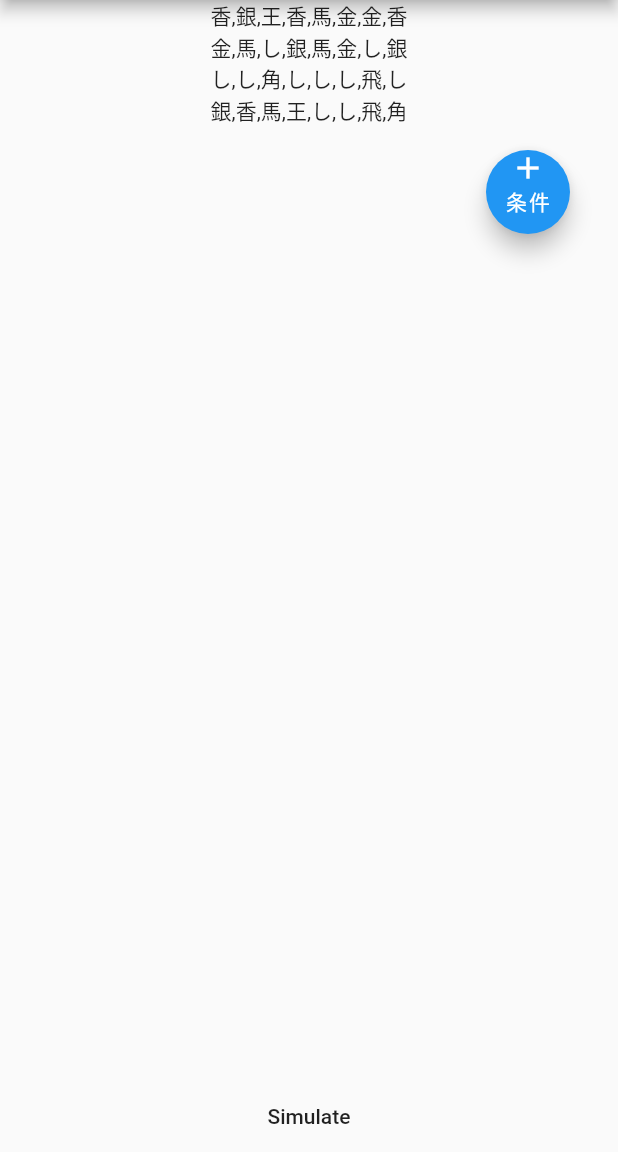
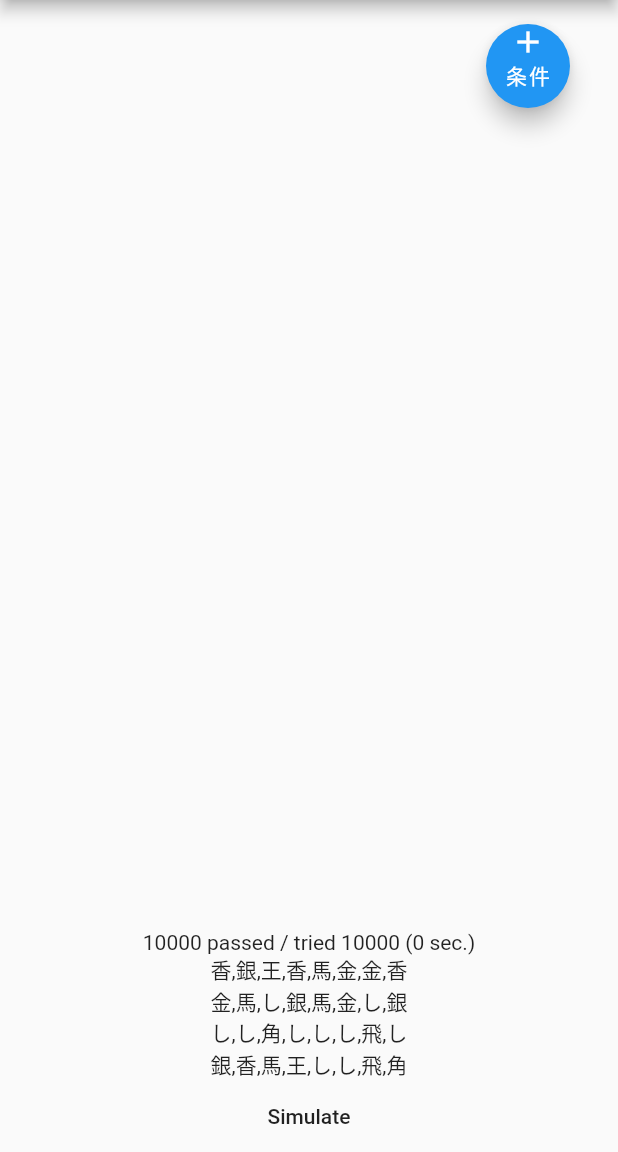
Before and after one commit to emaame/sim_goita, a Flutter app: the screen it shows after launch, after a tap on "Simulate", on a phone screen of 412 x 824 dp, the part 84-1236 px from its top. Run offline on Flutter 3.47's test engine with Material 2 defaults, Android fonts, the light colour scheme and no system bars; missing offline and left inert: flutter_web.

Commit message:
works correctly

```diff
--- a/flutter_app/lib/main.dart
+++ b/flutter_app/lib/main.dart
@@ -36,6 +36,9 @@ class RandomGoitaState extends State<RandomGoita> {
 
   var game = Game();
   List<Filter> _filters = [];
+  List<Game> _passed = [];
+  int trials = 10000;
+  String _resultText = "";
 
   GoitaHand getGoitaHand(idx) {
     var hand = game.yama.skip(idx * 8).take(8).toList();
@@ -60,7 +63,8 @@ class RandomGoitaState extends State<RandomGoita> {
             style: _biggerFont,
           ),
           trailing: FloatingActionButton(
-              heroTag: "addFilterBtn" + i.toString(), /* 個別のidが必要 */
+              heroTag: "addFilterBtn" + i.toString(),
+              /* 個別のidが必要 */
               onPressed: () async {
                 appendFilter(i);
               },
@@ -83,29 +87,35 @@ class RandomGoitaState extends State<RandomGoita> {
     });
   }
 
+  simulate() {
+    var list = Iterable.generate(trials, (i) => Game());
+    _filters.forEach((filter) => list = list.where(filter.testFunc));
+    return list.toList();
+  }
+
   @override
   Widget build(BuildContext context) {
     return Scaffold(
         appBar: AppBar(title: Text('Goita Simulator')),
         body: Column(children: [
+          new Expanded(child: buildListView()),
+          Container(
+            child: Text(_resultText),
+          ),
           ...List.generate(4, (idx) {
             /* ... は Dart 2.3 で導入された List を展開する記法 */
             return getGoitaHand(idx);
           }),
-          new Expanded(child: buildListView()),
-          /*
           FlatButton(
             onPressed: () async {
-              appendFilter(-1);
-            },
-            child: Text(
-              "Add Filter",
-            ),
-          ),
-          */
-          FlatButton(
-            onPressed: () {
-              setState(() {});
+              final now = DateTime.now();
+              final results = await simulate();
+              final time = DateTime.now().difference(now);
+              setState(() {
+                _passed = results;
+                _resultText =
+                    "${_passed.length} passed / tried ${trials} (${time.inSeconds} sec.)";
+              });
             },
             child: Text(
               "Simulate",
--- a/flutter_app/pubspec.yaml
+++ b/flutter_app/pubspec.yaml
@@ -20,7 +20,6 @@ dependencies:
   flutter:
     sdk: flutter
   cupertino_icons: ^0.1.2
-  quiver: '>=2.0.0 <3.0.0'
 
 dev_dependencies:
   flutter_test:
```
Also changed, not shown: flutter_app/lib/goita.dart (+15 -18 lines), flutter_app/pubspec.lock.
